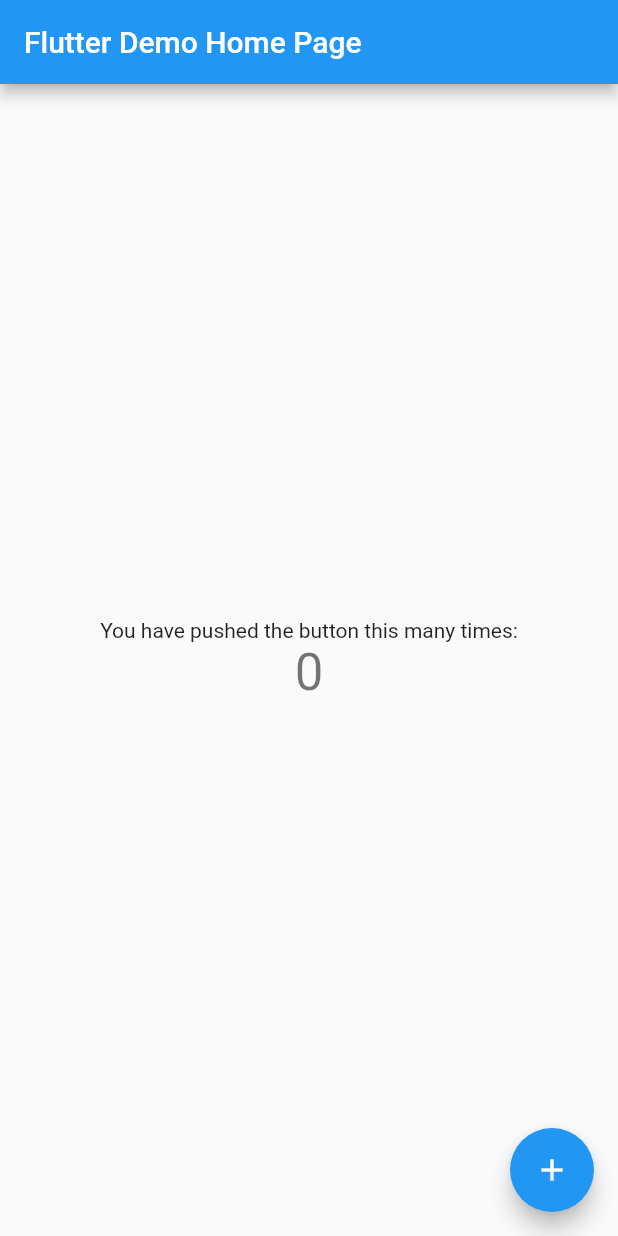
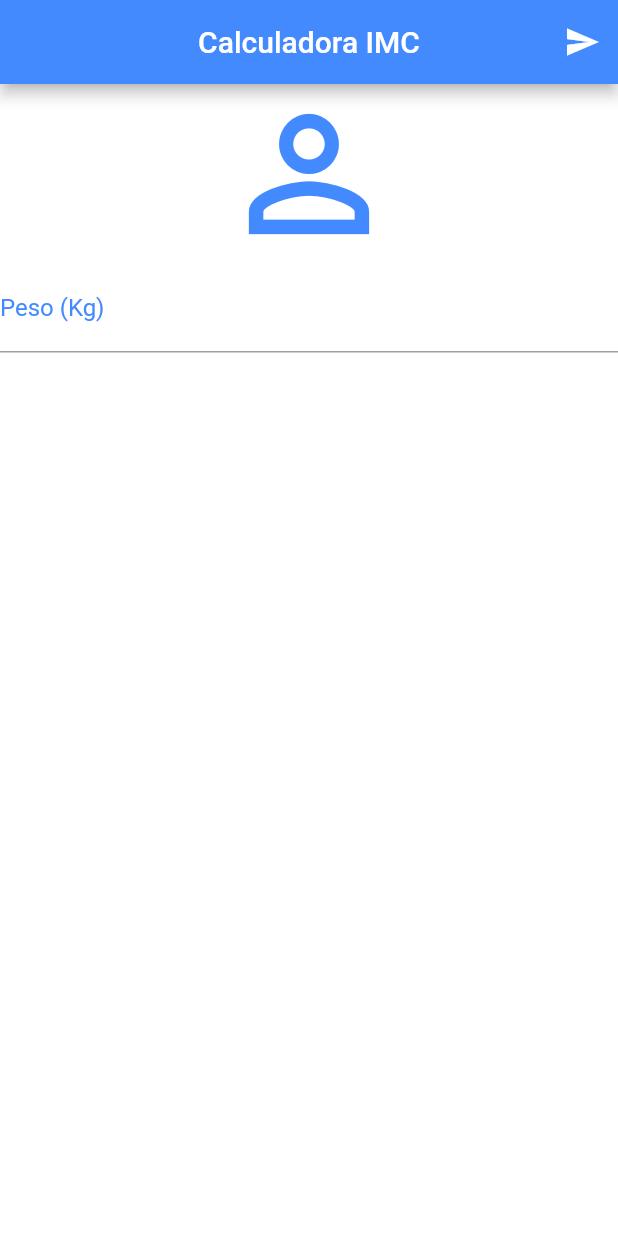
Before and after one commit to rafaelbatistaroque/Aula_Flutter_Calculo_IMC, a Flutter app: the screen it shows after launch, on a phone screen of 412 x 824 dp. Run offline on Flutter 3.47's test engine with Material 2 defaults, Android fonts, the phone set to English and light mode, and no system bars.

Commit message:
Added Appbar, IconBar, Icons Center and InputBox

```diff
--- a/lib/main.dart
+++ b/lib/main.dart
@@ -1,111 +1,42 @@
 import 'package:flutter/material.dart';
+void main(){
+  runApp(MaterialApp(
+    home: Home(),
+  ));
+}
 
-void main() => runApp(MyApp());
+class Home extends StatefulWidget {
+  @override
+  _HomeState createState() => _HomeState();
+}
 
-class MyApp extends StatelessWidget {
-  // This widget is the root of your application.
+class _HomeState extends State<Home> {
   @override
   Widget build(BuildContext context) {
-    return MaterialApp(
-      title: 'Flutter Demo',
-      theme: ThemeData(
-        // This is the theme of your application.
-        //
-        // Try running your application with "flutter run". You'll see the
-        // application has a blue toolbar. Then, without quitting the app, try
-        // changing the primarySwatch below to Colors.green and then invoke
-        // "hot reload" (press "r" in the console where you ran "flutter run",
-        // or simply save your changes to "hot reload" in a Flutter IDE).
-        // Notice that the counter didn't reset back to zero; the application
-        // is not restarted.
-        primarySwatch: Colors.blue,
-      ),
-      home: MyHomePage(title: 'Flutter Demo Home Page'),
+    return Scaffold(
+      appBar: AppBar(
+      title: Text("Calculadora IMC"),
+      centerTitle: true,
+      backgroundColor: Colors.blueAccent,
+      actions: <Widget>[
+        IconButton(icon: Icon(Icons.send),
+          onPressed: () {},
+        )
+      ],
+    ),
+    backgroundColor: Colors.white,
+    body: Column(
+      crossAxisAlignment: CrossAxisAlignment.stretch,
+      children: <Widget>[
+        Icon(Icons.person_outline, size: 120.0, color: Colors.blueAccent),
+        TextField(keyboardType: TextInputType.number,
+          decoration: InputDecoration(
+            labelText: "Peso (Kg)",
+            labelStyle: TextStyle(color: Colors.blueAccent)
+          ),
+        )
+      ],
+    ),
     );
   }
 }
-
-class MyHomePage extends StatefulWidget {
-  MyHomePage({Key key, this.title}) : super(key: key);
-
-  // This widget is the home page of your application. It is stateful, meaning
-  // that it has a State object (defined below) that contains fields that affect
-  // how it looks.
-
-  // This class is the configuration for the state. It holds the values (in this
-  // case the title) provided by the parent (in this case the App widget) and
-  // used by the build method of the State. Fields in a Widget subclass are
-  // always marked "final".
-
-  final String title;
-
-  @override
-  _MyHomePageState createState() => _MyHomePageState();
-}
-
-class _MyHomePageState extends State<MyHomePage> {
-  int _counter = 0;
-
-  void _incrementCounter() {
-    setState(() {
-      // This call to setState tells the Flutter framework that something has
-      // changed in this State, which causes it to rerun the build method below
-      // so that the display can reflect the updated values. If we changed
-      // _counter without calling setState(), then the build method would not be
-      // called again, and so nothing would appear to happen.
-      _counter++;
-    });
-  }
-
-  @override
-  Widget build(BuildContext context) {
-    // This method is rerun every time setState is called, for instance as done
-    // by the _incrementCounter method above.
-    //
-    // The Flutter framework has been optimized to make rerunning build methods
-    // fast, so that you can just rebuild anything that needs updating rather
-    // than having to individually change instances of widgets.
-    return Scaffold(
-      appBar: AppBar(
-        // Here we take the value from the MyHomePage object that was created by
-        // the App.build method, and use it to set our appbar title.
-        title: Text(widget.title),
-      ),
-      body: Center(
-        // Center is a layout widget. It takes a single child and positions it
-        // in the middle of the parent.
-        child: Column(
-          // Column is also layout widget. It takes a list of children and
-          // arranges them vertically. By default, it sizes itself to fit its
-          // children horizontally, and tries to be as tall as its parent.
-          //
-          // Invoke "debug painting" (press "p" in the console, choose the
-          // "Toggle Debug Paint" action from the Flutter Inspector in Android
-          // Studio, or the "Toggle Debug Paint" command in Visual Studio Code)
-          // to see the wireframe for each widget.
-          //
-          // Column has various properties to control how it sizes itself and
-          // how it positions its children. Here we use mainAxisAlignment to
-          // center the children vertically; the main axis here is the vertical
-          // axis because Columns are vertical (the cross axis would be
-          // horizontal).
-          mainAxisAlignment: MainAxisAlignment.center,
-          children: <Widget>[
-            Text(
-              'You have pushed the button this many times:',
-            ),
-            Text(
-              '$_counter',
-              style: Theme.of(context).textTheme.display1,
-            ),
-          ],
-        ),
-      ),
-      floatingActionButton: FloatingActionButton(
-        onPressed: _incrementCounter,
-        tooltip: 'Increment',
-        child: Icon(Icons.add),
-      ), // This trailing comma makes auto-formatting nicer for build methods.
-    );
-  }
-}
```
Also changed, not shown: 1 other file.
